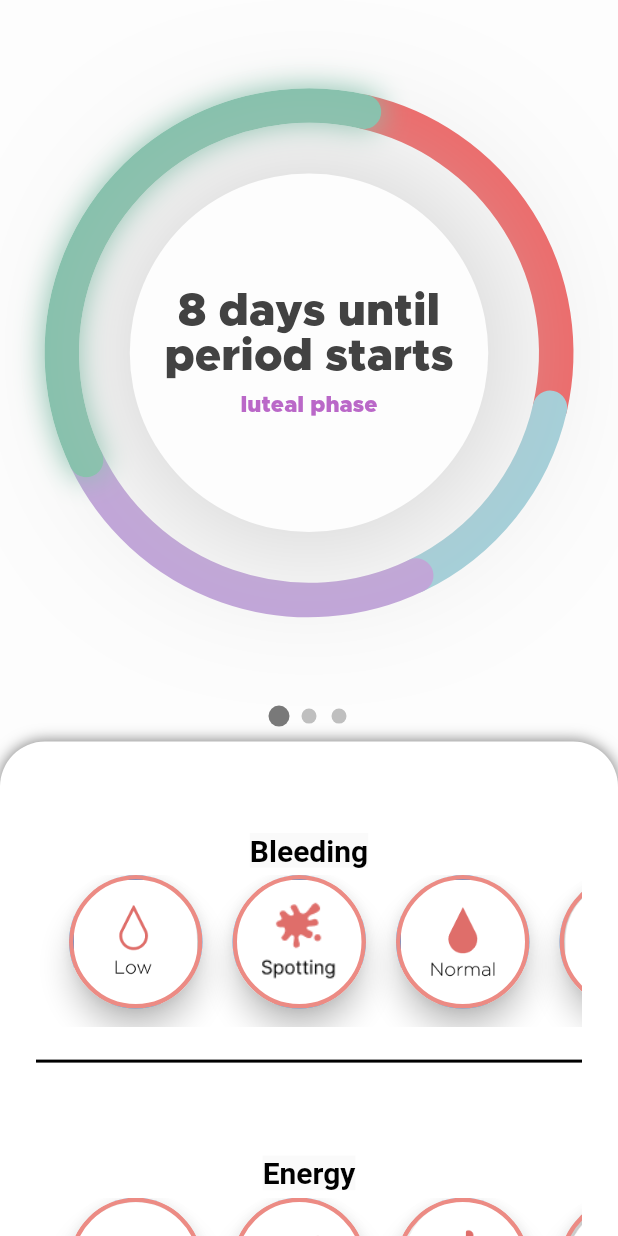
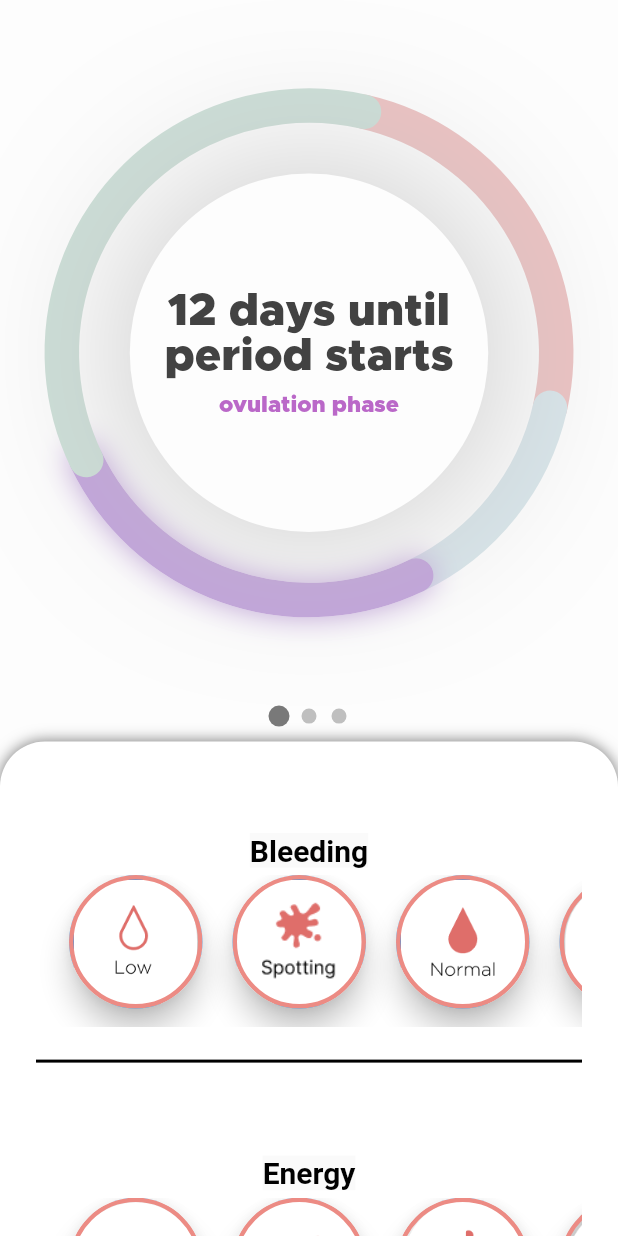
Before and after one commit to rice-apps/psy.cl-v1, a Flutter app: the screen it shows after launch, on a phone screen of 412 x 824 dp. Run offline on Flutter 3.47's test engine with Material 2 defaults, Android fonts, the phone set to English and light mode, and no system bars; drawn by our look-alikes of sliding_up_panel, smooth_page_indicator; our stand-ins replace table_calendar.

Commit message:
add active/faded color system

```diff
--- a/lib/src/features/progress-circle/phase.dart
+++ b/lib/src/features/progress-circle/phase.dart
@@ -8,15 +8,16 @@ class Phase {
   String name;
   int startDay;
   int endDay;
-  Color color;
+  Color activeColor;
+  Color inactiveColor;
   Paint paint = Paint();
   double startRadians = 0;
   double sweepRadians = 0;
 
   /// Creates a Phase ranging from [startDay] (inclusive) to [endDay] (exclusive).
-  Phase(this.name, this.startDay, this.endDay, this.color) {
+  Phase(this.name, this.startDay, this.endDay, this.activeColor,
+      this.inactiveColor) {
     paint = Paint()
-      ..color = color
       ..style = PaintingStyle.stroke
       ..strokeWidth = constants.STROKE_WIDTH
       ..strokeCap = StrokeCap.round;
@@ -29,7 +30,8 @@ class Phase {
   }
 
   void draw(Canvas canvas, Rect rect, bool selected) {
-    canvas.drawArc(rect, startRadians, sweepRadians, false, paint);
+    canvas.drawArc(rect, startRadians, sweepRadians, false,
+        paint..color = selected ? activeColor : inactiveColor);
     if (selected) {
       canvas.drawArc(rect, startRadians, sweepRadians, false,
           paint..maskFilter = MaskFilter.blur(BlurStyle.outer, 10));
--- a/lib/src/features/progress-circle/progress_circle.dart
+++ b/lib/src/features/progress-circle/progress_circle.dart
@@ -14,15 +14,16 @@ class ProgressCircle extends StatefulWidget {
 
 class _ProgressCircle extends State<ProgressCircle> {
   // Hard-coded; fetch user value
-  int currentDay = 21;
+  int currentDay = 17;
   int cycleLength = 28;
 
   // Hard-coded; populate this list with actual user data
   List<Phase> phases = [
-    Phase('period', 1, 8, constants.PERIOD),
-    Phase('follicular', 8, 12, constants.FOLLICULAR),
-    Phase('ovulation', 12, 19, constants.OVULATION),
-    Phase('luteal', 19, 1, constants.LUTEAL)
+    Phase('period', 1, 8, constants.PERIOD, constants.FADED_PERIOD),
+    Phase(
+        'follicular', 8, 12, constants.FOLLICULAR, constants.FADED_FOLLICULAR),
+    Phase('ovulation', 12, 19, constants.OVULATION, constants.FADED_OVULATION),
+    Phase('luteal', 19, 1, constants.LUTEAL, constants.FADED_LUTEAL)
   ];
 
   late Phase periodPhase =
```
